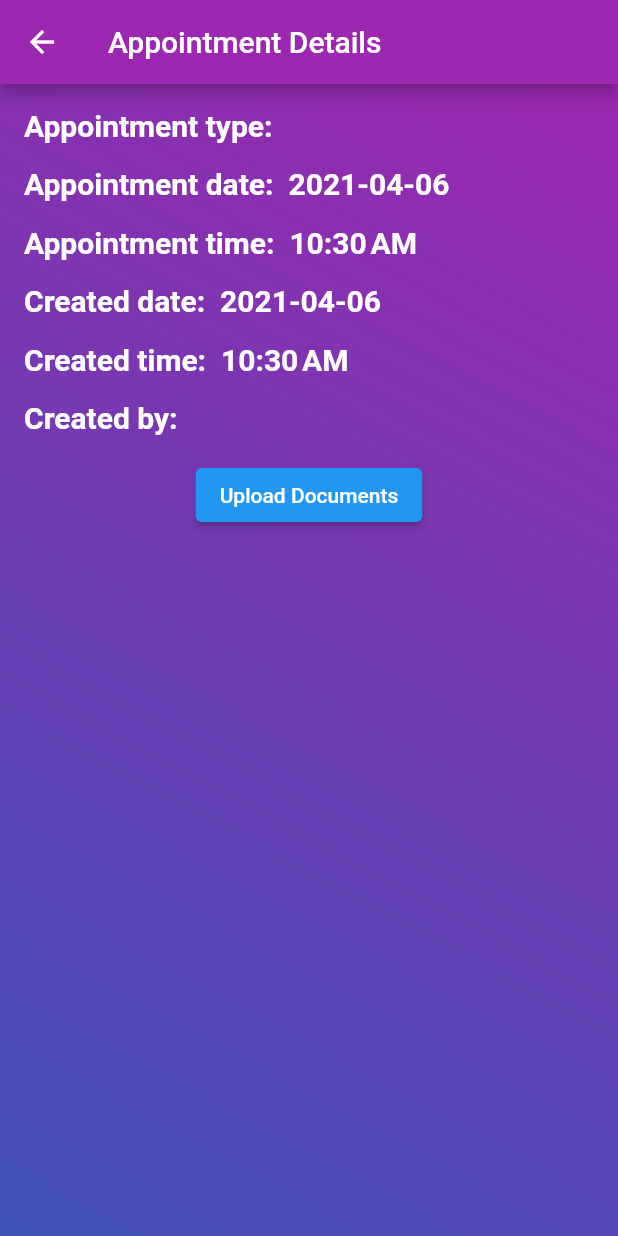
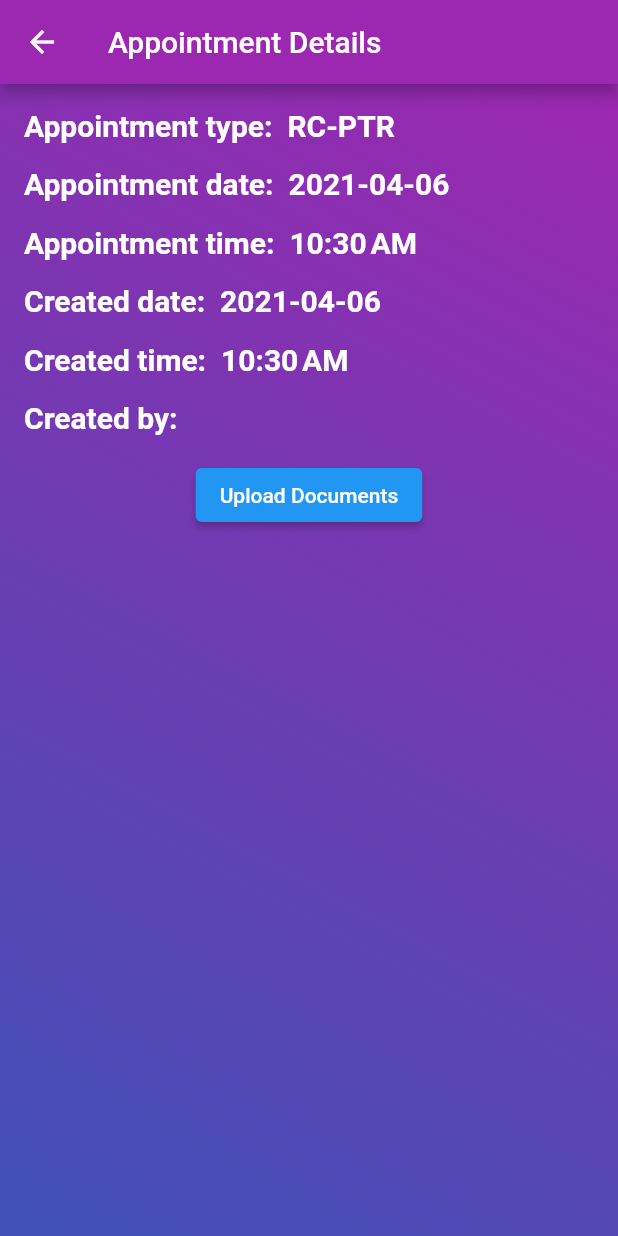
Before and after one commit to Faizvora/flutter_covid, a Flutter app: the AppointmentDetails screen opened directly with empty values, after a tap on "Upload Documents", on a phone screen of 412 x 824 dp. Run offline on Flutter 3.47's test engine with Material 2 defaults, Android fonts, the phone set to English and light mode, and no system bars; our stand-ins replace file_picker; missing offline and left inert: dropdownfield.

Commit message:
Added upload documents option

```diff
--- a/lib/appointment_details.dart
+++ b/lib/appointment_details.dart
@@ -19,7 +19,7 @@ class _AppointmentDetailsState extends State<AppointmentDetails> {
     String username = data['username'];
     Map details = data['appointment'];
 
-    String appointment_type = details['appointment_type'].toString();
+    String appointment_type = details['appointment_type'].toString().contains('1')?'Vaccine':'RC-PTR';
 
 
     DateTime now = DateTime.parse(details['appointment_date_time']);
@@ -152,36 +152,48 @@ class _AppointmentDetailsState extends State<AppointmentDetails> {
               children: [
                 ElevatedButton(
                   onPressed: () async {
-                    FilePickerResult result =
-                        await FilePicker.platform.pickFiles();
+                    FilePickerResult result = await FilePicker.platform.pickFiles();
                     if (result != null) {
                       File file = File(result.files.single.path);
                       FetchData fetch = FetchData();
-                      // todo: working further
-
-                      // bool success = await fetch.postDoc(
-                      //     appointment['username'].toString(), file.path, file);
-                      // if (success) {
-                      //   Widget okbtn = TextButton(
-                      //       onPressed: () {
-                      //         Navigator.of(context).pop();
-                      //       },
-                      //       child: Text('OK'));
-                      //   AlertDialog alert = AlertDialog(
-                      //     title: Text('Result:'),
-                      //     content: Text('File uploaded successfully'),
-                      //     actions: [
-                      //       okbtn,
-                      //     ],
-                      //   );
-                      //   showDialog(
-                      //       context: context,
-                      //       builder: (BuildContext context) {
-                      //         return alert;
-                      //       });
-                      // } else {
-                      //   //
-                      // }
+                      bool success = await fetch.postDoc(details['username'].toString(),details['appointment_type'].toString(),details['appointment_date_time'].toString(),details['created_date'].toString(),details['created_by'].toString(),"true",file.path, file);
+                      if (success) {
+                        Widget okbtn = TextButton(
+                            onPressed: () {
+                              Navigator.of(context).pop();
+                            },
+                            child: Text('OK'));
+                        AlertDialog alert = AlertDialog(
+                          title: Text('Result:'),
+                          content: Text('File uploaded successfully'),
+                          actions: [
+                            okbtn,
+                          ],
+                        );
+                        showDialog(
+                            context: context,
+                            builder: (BuildContext context) {
+                              return alert;
+                            });
+                      } else {
+                        Widget okbtn = TextButton(
+                            onPressed: () {
+                              Navigator.of(context).pop();
+                            },
+                            child: Text('OK'));
+                        AlertDialog alert = AlertDialog(
+                          title: Text('Result:'),
+                          content: Text('File uploaded Failed'),
+                          actions: [
+                            okbtn
+                          ],
+                        );
+                        showDialog(
+                            context: context,
+                            builder: (BuildContext context) {
+                              return alert;
+                            });
+                      }
                     }
                   },
                   child: Text("Upload Documents"),
--- a/lib/welcome_screen-1.dart
+++ b/lib/welcome_screen-1.dart
@@ -34,12 +34,12 @@ class _WelcomeScreenState extends State<WelcomeScreen> {
     pastList = data['pastList'];
 
     for(var i=0; i<futureList.length; i++){
-      // appointment_type = futureList[i]['appointment_type']==1?"Vaccine":"RT-PCR";
-      future_appointment_type = futureList[i]['appointment_type'].toString();
+
+      future_appointment_type = futureList[i]['appointment_type'].toString().contains('1')?'Vaccine':'RC-PTR';
     }
 
     for(var i=0; i<pastList.length; i++) {
-      past_appointment_type = pastList[i]['appointment_type'].toString();
+      past_appointment_type = pastList[i]['appointment_type'].toString().contains('1')?'Vaccine':'RC-PTR';
     }
 
     var name = data['username'];
```
Also changed, not shown: lib/get_from_server.dart (+28 -18 lines).
